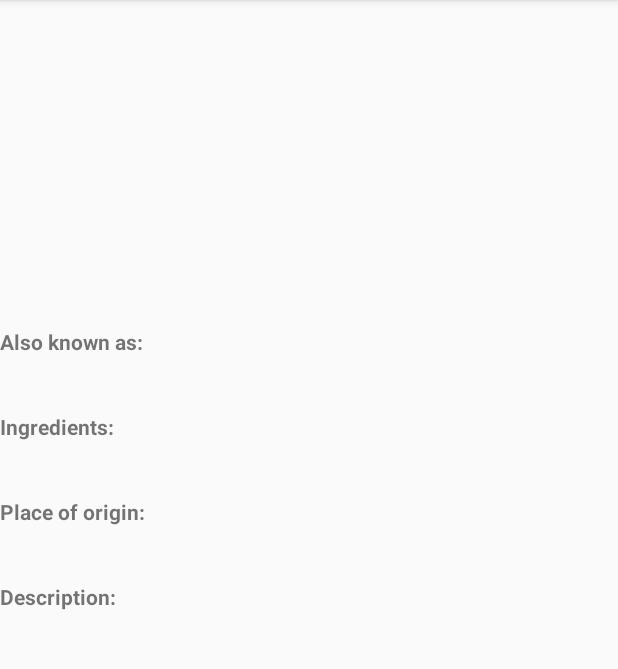
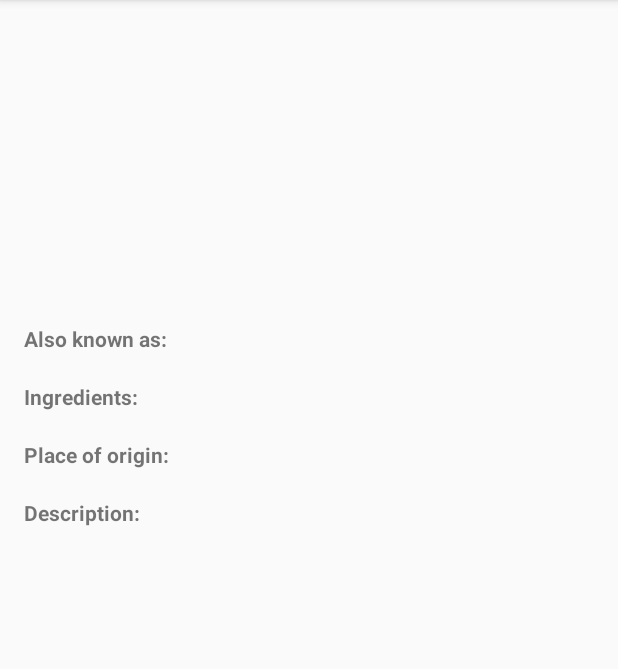
Before and after one commit to ashrafsarhan/ud851, an Android app: the DetailActivity screen opened directly, with no data from a screen before it, on a phone screen of 412 x 824 dp, the part 84-753 px from its top. Run offline under Robolectric (Android 15) with nearby library versions, the phone set to English and light mode, and no system bars; our stand-ins replace Picasso; 1 statement that could not run was skipped.

Commit message:
Adding some layout_margin around the view to have a gap between the edge of the screen and the text.

```diff
--- a/sandwich-club/app/src/main/res/layout/activity_detail.xml
+++ b/sandwich-club/app/src/main/res/layout/activity_detail.xml
@@ -17,13 +17,10 @@
                     android:adjustViewBounds="true"
                     android:contentDescription="@string/sandwich_picture_content_description"
                     android:scaleType="centerCrop"/>
-
-            <View
-                    android:id="@+id/divider"
+            <LinearLayout
+                    android:orientation="vertical"
                     android:layout_width="match_parent"
-                    android:layout_height="18dp"
-                    android:background="@android:color/transparent"
-            />
+                    android:layout_height="match_parent" android:layout_margin="@dimen/activity_horizontal_margin">
                 <TextView
                         android:layout_width="match_parent"
                         android:layout_height="wrap_content"
@@ -32,16 +29,9 @@
                         android:ems="10"
                         android:id="@+id/also_known_label" android:textStyle="bold"/>
                 <TextView
-                    android:layout_width="wrap_content"
+                        android:layout_width="match_parent"
                         android:layout_height="wrap_content"
                         android:id="@+id/also_known" android:layout_marginLeft="@dimen/activity_horizontal_margin"/>
-
-            <View
-                    android:id="@+id/divider2"
-                    android:layout_width="match_parent"
-                    android:layout_height="18dp"
-                    android:background="@android:color/transparent"
-            />
                 <TextView
                         android:layout_width="match_parent"
                         android:layout_height="wrap_content"
@@ -50,16 +40,9 @@
                         android:ems="10"
                         android:id="@+id/ingredients_label" android:textStyle="bold"/>
                 <TextView
-                    android:layout_width="wrap_content"
+                        android:layout_width="match_parent"
                         android:layout_height="wrap_content"
                         android:id="@+id/ingredients" android:layout_marginLeft="@dimen/activity_horizontal_margin"/>
-
-            <View
-                    android:id="@+id/divider3"
-                    android:layout_width="match_parent"
-                    android:layout_height="18dp"
-                    android:background="@android:color/transparent"
-            />
                 <TextView
                         android:layout_width="match_parent"
                         android:layout_height="wrap_content"
@@ -68,16 +51,9 @@
                         android:ems="10"
                         android:id="@+id/origin_label" android:textStyle="bold"/>
                 <TextView
-                    android:layout_width="wrap_content"
+                        android:layout_width="match_parent"
                         android:layout_height="wrap_content"
                         android:id="@+id/origin" android:layout_marginLeft="@dimen/activity_horizontal_margin"/>
-
-            <View
-                    android:id="@+id/divider4"
-                    android:layout_width="match_parent"
-                    android:layout_height="18dp"
-                    android:background="@android:color/transparent"
-            />
                 <TextView
                         android:layout_width="match_parent"
                         android:layout_height="wrap_content"
@@ -86,9 +62,11 @@
                         android:ems="10"
                         android:id="@+id/description_label" android:textStyle="bold"/>
                 <TextView
-                    android:layout_width="wrap_content"
+                        android:layout_width="match_parent"
                         android:layout_height="wrap_content"
                         android:id="@+id/description" android:layout_marginLeft="@dimen/activity_horizontal_margin"/>
             </LinearLayout>
+
+        </LinearLayout>
     </ScrollView>
 </FrameLayout>
```
Lines whose indentation alone changed are shown as unchanged.
